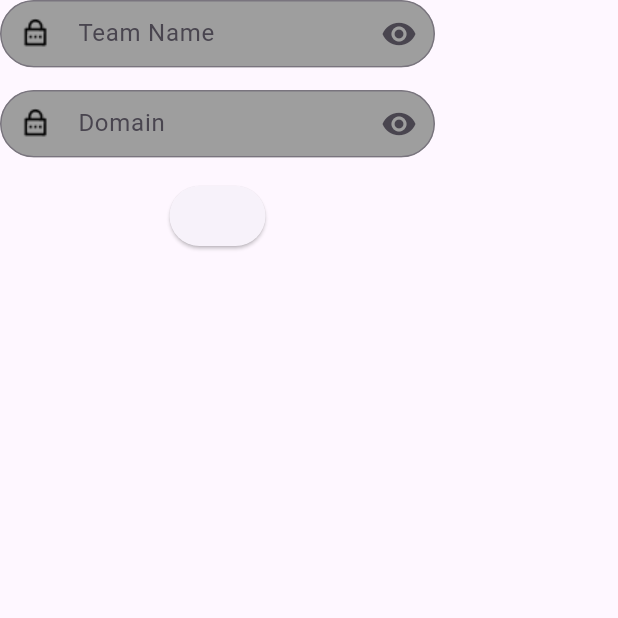
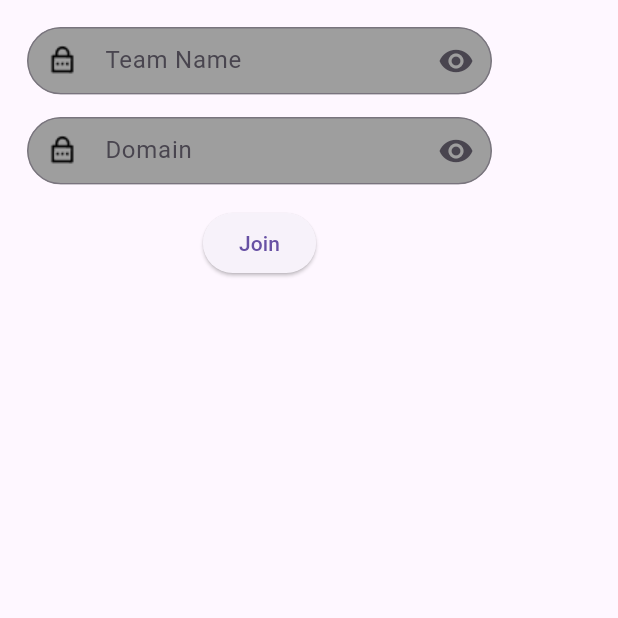
Before and after one commit to Group-task-brl/BRL-task4-appdev, a Flutter app: the join_team screen opened directly, on a phone screen of 412 x 824 dp, the top half of it. Run offline on Flutter 3.47's test engine with Material 3 defaults, Android fonts, the phone set to English and light mode, and no system bars; our stand-ins replace multi_select_flutter.

Commit message:
api call for join team

```diff
--- a/lib/main.dart
+++ b/lib/main.dart
@@ -2,6 +2,8 @@
 // only push here in dev branch
 // do not merge in main branch
 
+import 'package:brl_task4/screens/dashboard.dart';
+import 'package:brl_task4/screens/join_team.dart';
 import 'package:brl_task4/screens/signup.dart';
 import 'package:brl_task4/screens/login.dart';
 import 'package:brl_task4/utils/Routes.dart';
@@ -19,9 +21,12 @@ class MyApp extends StatelessWidget {
         debugShowCheckedModeBanner: false,
         initialRoute: '/',
         routes: {
-        '/': (context) =>SignUp(),
+          '/':(context)=>dashb_mem(),
+        // '/': (context) =>SignUp(),
         MyRoutes.SignUpRoutes: (context) => SignUp(),
         MyRoutes.LoginRoutes: (context) => Login(),
+        MyRoutes.dashb_memRoutes: (context) => dashb_mem(),
+        MyRoutes.join_teamRoutes: (context) => join_team(),
           }
         );
   }
--- /dev/null
+++ b/lib/models/join_model.dart
@@ -0,0 +1,25 @@
+import 'dart:convert';
+
+JoinTeam joinTeamFromJson(String str) => JoinTeam.fromJson(json.decode(str));
+
+String joinTeamToJson(JoinTeam data) => json.encode(data.toJson());
+
+class JoinTeam {
+  String teamCode;
+  String domainName;
+
+  JoinTeam({
+    required this.teamCode,
+    required this.domainName,
+  });
+
+  factory JoinTeam.fromJson(Map<String, dynamic> json) => JoinTeam(
+    teamCode: json["teamCode"],
+    domainName: json["domainName"],
+  );
+
+  Map<String, dynamic> toJson() => {
+    "teamCode": teamCode,
+    "domainName": domainName,
+  };
+}
--- a/lib/screens/join_team.dart
+++ b/lib/screens/join_team.dart
@@ -1,4 +1,6 @@
 import "package:flutter/material.dart";
+import 'package:http/http.dart' as http;
+import "../models/join_model.dart";
 class join_team extends StatefulWidget {
   const join_team({super.key});
 
@@ -7,12 +9,37 @@ class join_team extends StatefulWidget {
 }
 
 class _join_teamState extends State<join_team> {
+  Future<void> joinTeamAPI() async {
+    final String apiUrl = 'http://ec2-3-7-70-25.ap-south-1.compute.amazonaws.com/team/joinTeam/:email';
+    final response = await http.post(
+      Uri.parse(apiUrl),
+      headers: <String, String>{
+        'Content-Type': 'application/json',
+      },
+      body: joinTeamToJson(
+          JoinTeam(
+            teamCode: TeamNameController.text,
+            domainName: DomainController.text,
+          ),
+      ),
+    );
+
+    if (response.statusCode == 200) {
+      print('API Response: ${response.body}');
+    } else {
+      print('Failed to join the team. Status Code: ${response.statusCode}');
+      print('Error Message: ${response.body}');
+    }
+  }
   TextEditingController TeamNameController =TextEditingController();
+  TextEditingController DomainController =TextEditingController();
   @override
   Widget build(BuildContext context) {
     return Scaffold(
         body:SafeArea(
           child: Container(
+            child: Padding(
+              padding: const EdgeInsets.all(18.0),
               child: Form(
                 child: Column(
                   children: [
@@ -20,7 +47,7 @@ class _join_teamState extends State<join_team> {
                       borderRadius: BorderRadiusDirectional.all(Radius.circular(30)),
                       child: Container(
                         height: 45,
-                      width: 290,
+                        width: 310,
                         color: Colors.grey,
                         child: TextFormField(
                           controller: TeamNameController,
@@ -42,10 +69,10 @@ class _join_teamState extends State<join_team> {
                       borderRadius: BorderRadiusDirectional.all(Radius.circular(30)),
                       child: Container(
                         height: 45,
-                      width: 290,
+                        width: 310,
                         color: Colors.grey,
                         child: TextFormField(
-                        controller: TeamNameController,
+                          controller: DomainController,
                           decoration: InputDecoration(
                             // prefixIcon:Icon(Icons.looks),
                             prefixIcon:Image.asset("lib/assets/icon_pass.png",height: 20,),
@@ -60,8 +87,11 @@ class _join_teamState extends State<join_team> {
                       ),
                     ),
                     SizedBox(height: 15,),
-                  ElevatedButton(onPressed: (){}, child:Text("")),
+                    ElevatedButton(onPressed: (){},
+
+                        child:Text("Join"),),
                   ],
+                ),
               ),
             ),
           ),
--- a/lib/utils/Routes.dart
+++ b/lib/utils/Routes.dart
@@ -1,4 +1,6 @@
 class MyRoutes {
   static String SignUpRoutes = "/SignUp";
   static String LoginRoutes = "/Login";
+  static String dashb_memRoutes = "/dashb_mem";
+  static String join_teamRoutes = "/join_team";
 }
```
Also changed, not shown: lib/screens/dashboard.dart (+12 -4 lines). Lines whose indentation alone changed are shown as unchanged.
